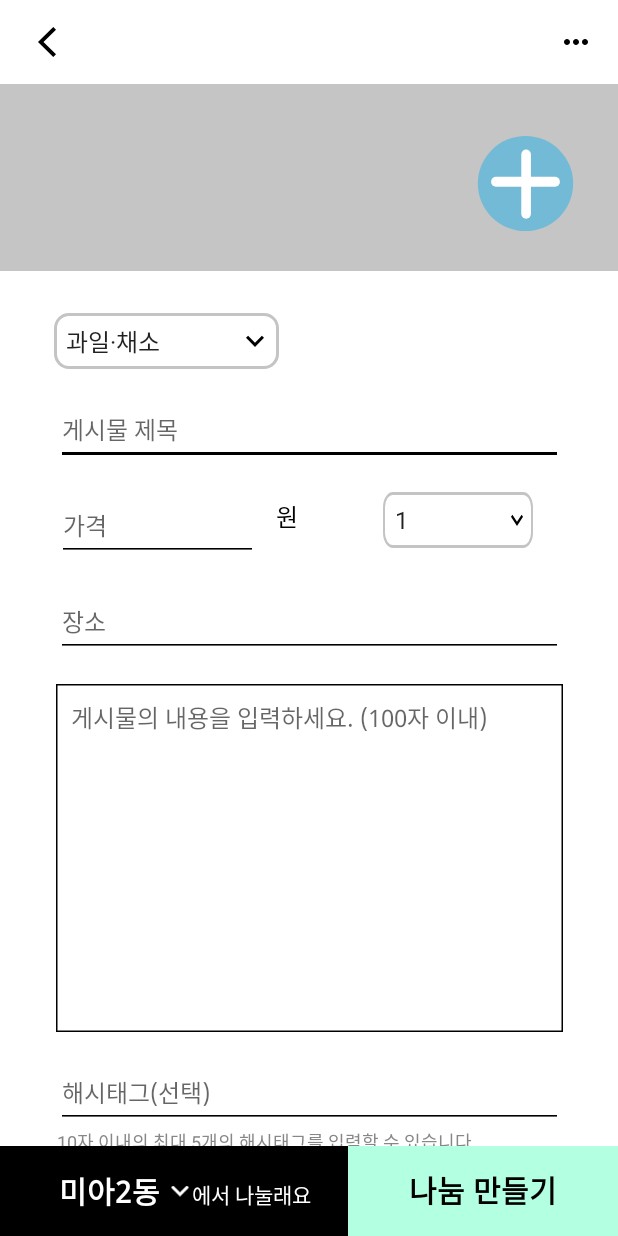
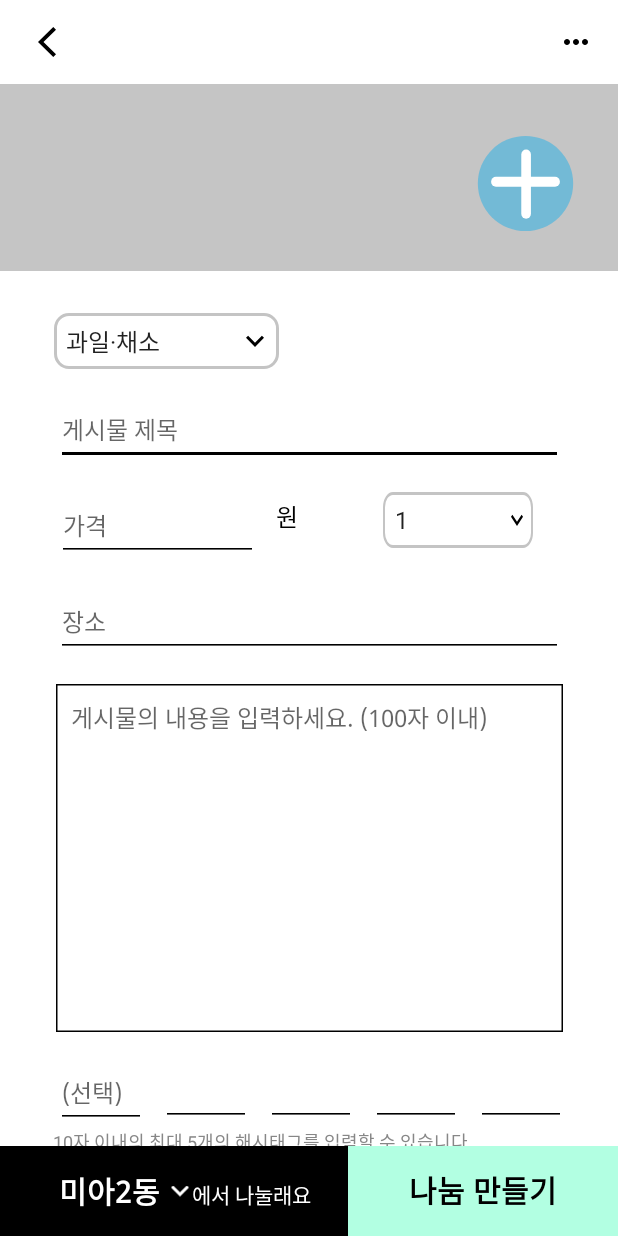
Before and after one commit to Team-Dingdong/dingdong-front, an Android app: the EditActivity screen opened directly, with no data from a screen before it, scrolled down 25 dp, on a phone screen of 412 x 824 dp. Run offline under Robolectric (Android 15) with nearby library versions, the phone set to English and light mode, and no system bars.

Commit message:
fix : 나눔글작성페이지 이미지 슬라이더 오류 수정 및 삭제 기능 구현, 해시태그 입력 부분 수정

```diff
--- a/app/src/main/java/org/techtown/dingdong/home/EditActivity.java
+++ b/app/src/main/java/org/techtown/dingdong/home/EditActivity.java
@@ -37,7 +37,8 @@ public class EditActivity extends AppCompatActivity {
     private String selected_category, res_price, res_detail, res_title, res_place, res_hash;
     private int selected_personnel;
     private RecyclerView recycler_image;
-    private EditText et_title, et_detail, et_price, et_hashtags, et_place;
+    private EditText et_title, et_detail, et_price, et_place,
+    et_hashtag1, et_hashtag2, et_hashtag3, et_hashtag4, et_hashtag5 ;
     private ImageButton btn_imgupload;
     ArrayList<Uri> uriList = new ArrayList<>();
     ImageUploadAdapter imageUploadAdapter;
@@ -109,7 +110,11 @@ public class EditActivity extends AppCompatActivity {
         recycler_image = findViewById(R.id.image_recycler);
 
         et_price = findViewById(R.id.et_price);
-        et_hashtags = findViewById(R.id.et_hashtag);
+        et_hashtag1 = findViewById(R.id.et_hashtag1);
+        et_hashtag2 = findViewById(R.id.et_hashtag2);
+        et_hashtag3 = findViewById(R.id.et_hashtag3);
+        et_hashtag4 = findViewById(R.id.et_hashtag4);
+        et_hashtag5 = findViewById(R.id.et_hashtag5);
 
         DecimalFormat df = new DecimalFormat("#,###");
         res_price = "";
@@ -138,8 +143,7 @@ public class EditActivity extends AppCompatActivity {
             }
         });
 
-
-        et_hashtags.addTextChangedListener(new TextWatcher() {
+        et_hashtag1.addTextChangedListener(new TextWatcher() {
             @Override
             public void beforeTextChanged(CharSequence s, int start, int count, int after) {
 
@@ -148,37 +152,90 @@ public class EditActivity extends AppCompatActivity {
             @Override
             public void onTextChanged(CharSequence s, int start, int before, int count) {
 
-                //추후수정
+            }
+
+            @Override
+            public void afterTextChanged(Editable s) {
+                if (s.length() > 0 ){
+                    et_hashtag2.setEnabled(true);
+                }
+                else{
+                    et_hashtag2.setEnabled(false);
+                }
+
+            }
+        });
 
 
-                if(!TextUtils.isEmpty(s.toString()) && !s.toString().equals(res_hash)){
-                    res_hash = s.toString().replaceFirst(" ","\t\t#");
-                    et_hashtags.setText(res_hash);
-                    et_hashtags.setSelection(res_hash.length());
+        et_hashtag2.addTextChangedListener(new TextWatcher() {
+            @Override
+            public void beforeTextChanged(CharSequence s, int start, int count, int after) {
 
-                }
+            }
+
+            @Override
+            public void onTextChanged(CharSequence s, int start, int before, int count) {
 
             }
 
             @Override
             public void afterTextChanged(Editable s) {
-
-                int cnt = 0;
-                int pos = s.toString().indexOf('#');
-                while( pos != -1) {
-                    cnt++;
-                    pos = s.toString().indexOf('#',pos+1);
+                if (s.length() > 0 ){
+                    et_hashtag3.setEnabled(true);
                 }
-
-                if(cnt == 5){
-                    InputFilter inputFilter = new InputFilter.LengthFilter(s.toString().length());
-                    InputFilter[] filters = new InputFilter[]{inputFilter};
-                    et_hashtags.setFilters(filters);
+                else{
+                    et_hashtag3.setEnabled(false);
                 }
-
 
             }
         });
+
+        et_hashtag3.addTextChangedListener(new TextWatcher() {
+            @Override
+            public void beforeTextChanged(CharSequence s, int start, int count, int after) {
+
+            }
+
+            @Override
+            public void onTextChanged(CharSequence s, int start, int before, int count) {
+
+            }
+
+            @Override
+            public void afterTextChanged(Editable s) {
+                if (s.length() > 0 ){
+                    et_hashtag4.setEnabled(true);
+                }
+                else{
+                    et_hashtag4.setEnabled(false);
+                }
+
+            }
+        });
+
+        et_hashtag4.addTextChangedListener(new TextWatcher() {
+            @Override
+            public void beforeTextChanged(CharSequence s, int start, int count, int after) {
+
+            }
+
+            @Override
+            public void onTextChanged(CharSequence s, int start, int before, int count) {
+
+            }
+
+            @Override
+            public void afterTextChanged(Editable s) {
+                if (s.length() > 0 ){
+                    et_hashtag5.setEnabled(true);
+                }
+                else{
+                    et_hashtag5.setEnabled(false);
+                }
+
+            }
+        });
+
 
 
     }
@@ -199,14 +256,14 @@ public class EditActivity extends AppCompatActivity {
 
                 imageUploadAdapter = new ImageUploadAdapter(uriList, getApplicationContext());
                 recycler_image.setAdapter(imageUploadAdapter);
-                recycler_image.setLayoutManager(new LinearLayoutManager(this, LinearLayoutManager.HORIZONTAL, true));
+                recycler_image.setLayoutManager(new LinearLayoutManager(this, LinearLayoutManager.HORIZONTAL, false));
 
             }
             else{
                 ClipData clipData = data.getClipData();
                 Log.e("clipData", String.valueOf(clipData.getItemCount()));
 
-                if(clipData.getItemCount() > 3){
+                if(clipData.getItemCount() + uriList.size() > 3){
                     Toast.makeText(getApplicationContext(), "사진은 3장까지 선택 가능합니다.", Toast.LENGTH_LONG).show();
                 }
                 else{
@@ -224,7 +281,7 @@ public class EditActivity extends AppCompatActivity {
 
                     imageUploadAdapter = new ImageUploadAdapter(uriList, getApplicationContext());
                     recycler_image.setAdapter(imageUploadAdapter);
-                    recycler_image.setLayoutManager(new LinearLayoutManager(this, LinearLayoutManager.HORIZONTAL, true));
+                    recycler_image.setLayoutManager(new LinearLayoutManager(this, LinearLayoutManager.HORIZONTAL, false));
                 }
             }
         }
--- a/app/src/main/res/layout/activity_edit.xml
+++ b/app/src/main/res/layout/activity_edit.xml
@@ -42,7 +42,7 @@
                 android:id="@+id/btn_imgupload"
                 android:layout_width="wrap_content"
                 android:layout_height="wrap_content"
-                android:src="@drawable/ic_imgupload"
+                app:srcCompat="@drawable/ic_imgupload"
                 android:background="#00000000"
                 android:layout_marginLeft="315dp"
                 android:layout_marginTop="60dp">
@@ -154,57 +154,133 @@
             android:id="@+id/et_detail"
             android:layout_width="338dp"
             android:layout_height="wrap_content"
-            android:background = "@drawable/bgr_rectangle"
+            android:layout_marginTop="18dp"
+            android:background="@drawable/bgr_rectangle"
             android:ems="10"
             android:fontFamily="@font/noto_sans"
+            android:gravity="start"
+            android:hint="게시물의 내용을 입력하세요. (100자 이내)"
+            android:inputType="textMultiLine"
+            android:maxLength="100"
+            android:paddingHorizontal="10dp"
             android:paddingVertical="10dp"
-            android:paddingHorizontal="10dp"
-            android:maxLength="100"
-            android:hint="게시물의 내용을 입력하세요. (100자 이내)"
+            android:scrollHorizontally="false"
             android:textAlignment="viewStart"
-            android:inputType="textMultiLine"
-            android:scrollHorizontally="false"
-            android:textColor="#000000"
-            android:textFontWeight="500"
-            android:textSize="16dp"
-            android:textStyle="bold"
-            android:layout_marginTop="18dp"
-            app:layout_constraintEnd_toEndOf="parent"
-            app:layout_constraintStart_toStartOf="parent"
-            app:layout_constraintTop_toBottomOf="@+id/et_place"
-            android:gravity="start" />
-
-        <EditText
-            android:id="@+id/et_hashtag"
-            android:layout_width="338dp"
-            android:layout_height="wrap_content"
-            android:layout_marginTop="18dp"
-            android:backgroundTint="#000000"
-            android:ems="10"
-            android:fontFamily="@font/noto_sans"
-            android:hint="해시태그(선택)"
-            android:maxLength="55"
-            android:inputType="textPersonName"
             android:textColor="#000000"
             android:textFontWeight="500"
             android:textSize="16dp"
             android:textStyle="bold"
             app:layout_constraintEnd_toEndOf="parent"
             app:layout_constraintStart_toStartOf="parent"
-            app:layout_constraintTop_toBottomOf="@+id/et_detail" />
+            app:layout_constraintTop_toBottomOf="@+id/et_place" />
+
+
+        <FrameLayout
+            android:id="@+id/frameLayout3"
+            android:layout_width="338dp"
+            android:layout_marginTop="18dp"
+            android:layout_height="wrap_content"
+            app:layout_constraintEnd_toEndOf="parent"
+            app:layout_constraintStart_toStartOf="parent"
+            app:layout_constraintTop_toBottomOf="@+id/et_detail">
+
+
+
+            <EditText
+                android:id="@+id/et_hashtag1"
+                android:layout_width="60dp"
+                android:layout_height="wrap_content"
+                android:backgroundTint="#000000"
+                android:ems="10"
+                android:hint="(선택)"
+                android:fontFamily="@font/noto_sans"
+                android:inputType="textPersonName"
+                android:maxLength="10"
+                android:textColor="#000000"
+                android:textFontWeight="500"
+                android:textSize="16dp"
+                android:textStyle="bold" />
+
+
+            <EditText
+                android:id="@+id/et_hashtag2"
+                android:layout_width="60dp"
+                android:enabled="false"
+                android:layout_marginLeft="70dp"
+                android:layout_height="wrap_content"
+                android:backgroundTint="#000000"
+                android:ems="10"
+                android:fontFamily="@font/noto_sans"
+                android:inputType="textPersonName"
+                android:maxLength="10"
+                android:textColor="#000000"
+                android:textFontWeight="500"
+                android:textSize="16dp"
+                android:textStyle="bold" />
+
+            <EditText
+                android:id="@+id/et_hashtag3"
+                android:layout_width="60dp"
+                android:enabled="false"
+                android:layout_marginLeft="140dp"
+                android:layout_height="wrap_content"
+                android:backgroundTint="#000000"
+                android:ems="10"
+                android:fontFamily="@font/noto_sans"
+                android:inputType="textPersonName"
+                android:maxLength="10"
+                android:textColor="#000000"
+                android:textFontWeight="500"
+                android:textSize="16dp"
+                android:textStyle="bold" />
+
+            <EditText
+                android:id="@+id/et_hashtag4"
+                android:layout_width="60dp"
+                android:enabled="false"
+                android:layout_marginLeft="210dp"
+                android:layout_height="wrap_content"
+                android:backgroundTint="#000000"
+                android:ems="10"
+                android:fontFamily="@font/noto_sans"
+                android:inputType="textPersonName"
+                android:maxLength="10"
+                android:textColor="#000000"
+                android:textFontWeight="500"
+                android:textSize="16dp"
+                android:textStyle="bold" />
+
+            <EditText
+                android:id="@+id/et_hashtag5"
+                android:layout_width="60dp"
+                android:enabled="false"
+                android:layout_marginLeft="280dp"
+                android:layout_height="wrap_content"
+                android:backgroundTint="#000000"
+                android:ems="10"
+                android:fontFamily="@font/noto_sans"
+                android:inputType="textPersonName"
+                android:maxLength="10"
+                android:textColor="#000000"
+                android:textFontWeight="500"
+                android:textSize="16dp"
+                android:textStyle="bold" />
+
+
+        </FrameLayout>
+
 
         <TextView
             android:layout_width="wrap_content"
             android:layout_height="wrap_content"
-            android:layout_marginStart="38dp"
-            android:layout_marginLeft="38dp"
-            android:layout_marginBottom="100dp"
+            android:layout_marginStart="35dp"
+            android:layout_marginLeft="35dp"
             android:text="10자 이내의 최대 5개의 해시태그를 입력할 수 있습니다."
             android:textColor="#878787"
             android:textFontWeight="400"
             android:textSize="12dp"
             app:layout_constraintStart_toStartOf="parent"
-            app:layout_constraintTop_toBottomOf="@+id/et_hashtag"></TextView>
+            app:layout_constraintTop_toBottomOf="@+id/frameLayout3"></TextView>
 
 
     </androidx.constraintlayout.widget.ConstraintLayout>
@@ -298,7 +374,7 @@
                 android:layout_width="wrap_content"
                 android:layout_height="match_parent"
                 android:layout_marginLeft="7dp"
-                android:src="@drawable/ic_listup_white"></ImageView>
+                app:srcCompat="@drawable/ic_listup_white"></ImageView>
 
             <TextView
                 android:layout_marginLeft="2dp"
```
Also changed, not shown: app/src/main/java/org/techtown/dingdong/home/ImageUploadAdapter.java (+28 -7 lines).
